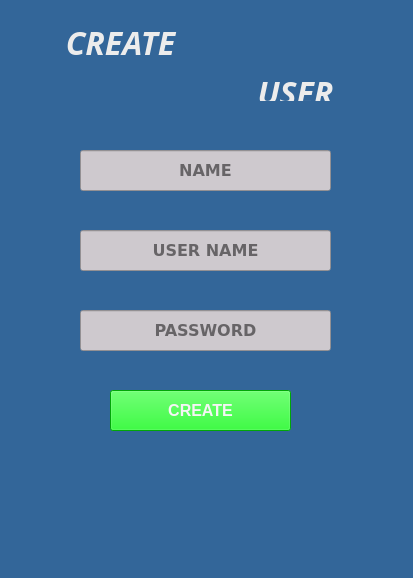
Before: the Qt Designer form Código/Core/view/CreateUser.ui in Enki403/ProyectoBDI, drawn with Qt 5.
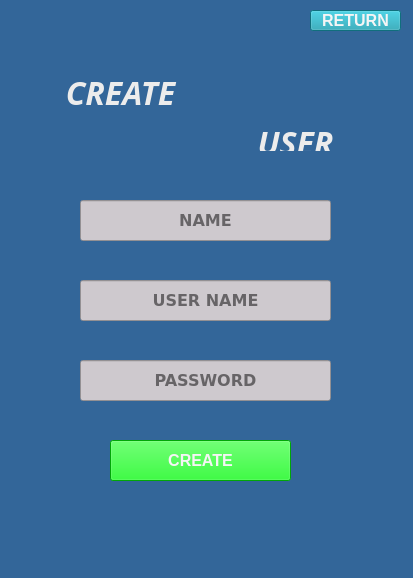
After: the same form once the commit is applied. Icons and pictures are not drawn.

Commit message: creando modulos para utilizar las ventanas y añadiendo el boton de return

```diff
--- a/Código/Core/view/CreateUser.ui
+++ b/Código/Core/view/CreateUser.ui
@@ -34,7 +34,7 @@
     <property name="geometry">
      <rect>
       <x>40</x>
-      <y>20</y>
+      <y>70</y>
       <width>161</width>
       <height>41</height>
      </rect>
@@ -54,7 +54,7 @@
     <property name="geometry">
      <rect>
       <x>120</x>
-      <y>10</y>
+      <y>60</y>
       <width>181</width>
       <height>91</height>
      </rect>
@@ -70,7 +70,7 @@
     <property name="geometry">
      <rect>
       <x>250</x>
-      <y>70</y>
+      <y>120</y>
       <width>91</width>
       <height>31</height>
      </rect>
@@ -90,7 +90,7 @@
     <property name="geometry">
      <rect>
       <x>110</x>
-      <y>390</y>
+      <y>440</y>
       <width>181</width>
       <height>41</height>
      </rect>
@@ -117,7 +117,7 @@
     <property name="geometry">
      <rect>
       <x>80</x>
-      <y>310</y>
+      <y>360</y>
       <width>251</width>
       <height>41</height>
      </rect>
@@ -157,7 +157,7 @@
     <property name="geometry">
      <rect>
       <x>80</x>
-      <y>150</y>
+      <y>200</y>
       <width>251</width>
       <height>41</height>
      </rect>
@@ -194,7 +194,7 @@
     <property name="geometry">
      <rect>
       <x>80</x>
-      <y>230</y>
+      <y>280</y>
       <width>251</width>
       <height>41</height>
      </rect>
@@ -228,7 +228,7 @@
     <property name="geometry">
      <rect>
       <x>90</x>
-      <y>450</y>
+      <y>500</y>
       <width>221</width>
       <height>31</height>
      </rect>
@@ -237,6 +237,30 @@
      <string>&lt;html&gt;&lt;head/&gt;&lt;body&gt;&lt;p align=&quot;center&quot;&gt;&lt;br/&gt;&lt;/p&gt;&lt;/body&gt;&lt;/html&gt;</string>
     </property>
    </widget>
+   <widget class="QPushButton" name="buttonReturnMenu">
+    <property name="geometry">
+     <rect>
+      <x>310</x>
+      <y>10</y>
+      <width>91</width>
+      <height>21</height>
+     </rect>
+    </property>
+    <property name="font">
+     <font>
+      <pointsize>12</pointsize>
+      <weight>75</weight>
+      <bold>true</bold>
+     </font>
+    </property>
+    <property name="styleSheet">
+     <string notr="true">color: rgb(245, 245, 245);
+background-color: rgb(22, 155, 175);</string>
+    </property>
+    <property name="text">
+     <string>RETURN</string>
+    </property>
+   </widget>
    <zorder>label_2</zorder>
    <zorder>label</zorder>
    <zorder>label_3</zorder>
```
Left out of the diff: 35 changed lines with no effect on the pictures. The commit also changes 18 other files.
